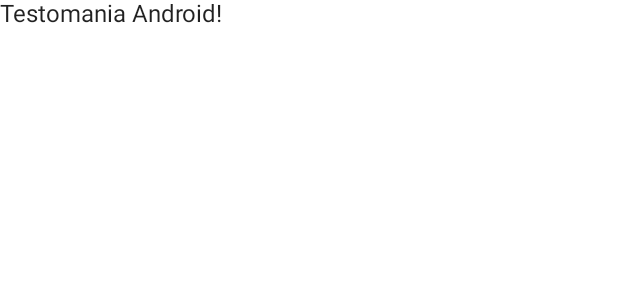
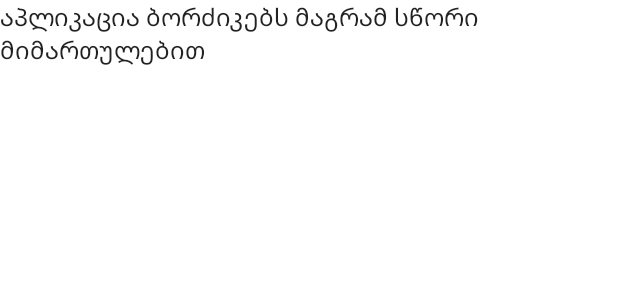
Before and after one commit to Nodrex/Testomania, an Android app built with Jetpack Compose: the @Preview function DefaultPreview, on a phone screen of 412 x 824 dp. Shown: the top 300 px of the screen. Run offline under Robolectric (Android 15) with nearby library versions, the phone set to English and light mode, and no system bars.

Commit message:
ტესტ ვორკფლოწ

```diff
--- a/testomania/src/main/java/com/earth/testomania/MainActivity.kt
+++ b/testomania/src/main/java/com/earth/testomania/MainActivity.kt
@@ -26,7 +26,7 @@ class MainActivity : ComponentActivity() {
 
 @Composable
 fun Greeting(name: String) {
-    Text(text = "Testomania $name!")
+    Text(text = "აპლიკაცია ბორძიკებს მაგრამ სწორი მიმართულებით")
 }
 
 @Preview(showBackground = true)
```
